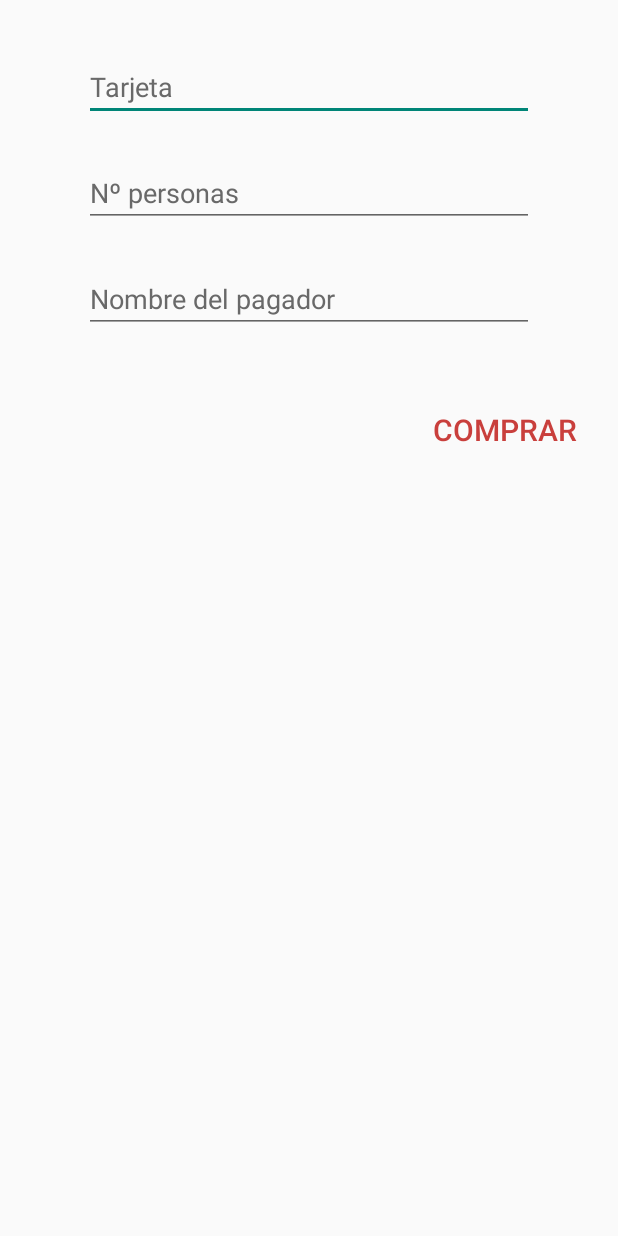
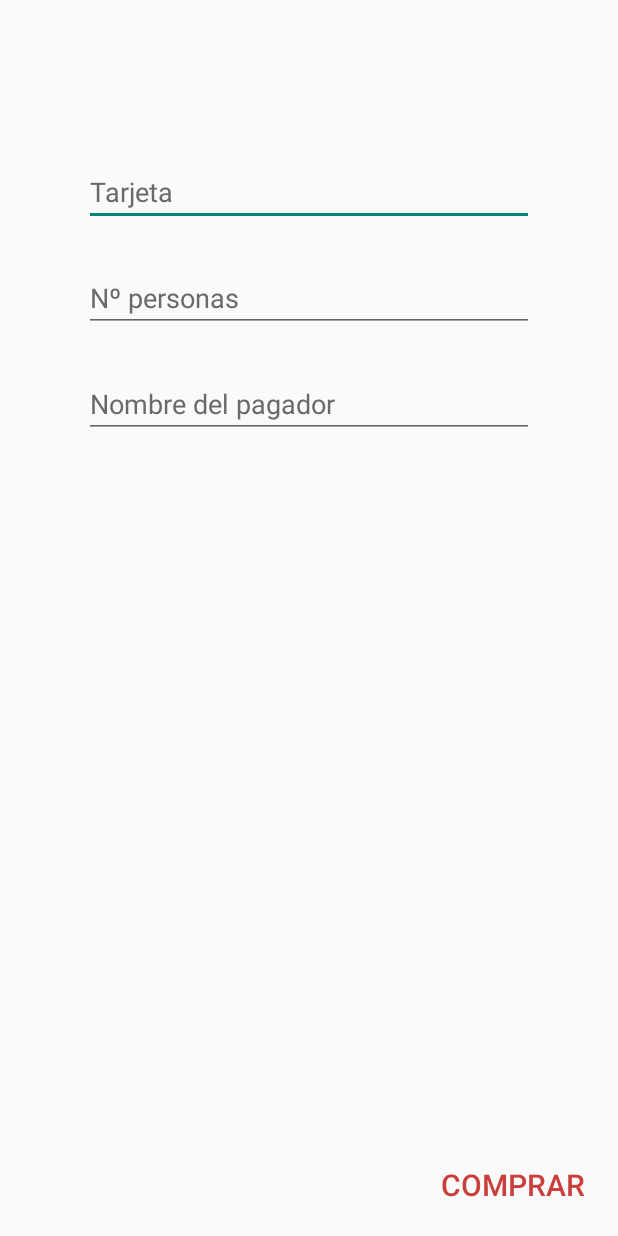
Before and after one commit to OscarClemente/ps-15-e01-journey, an Android app: the DatosCompraActivity screen opened directly, with no data from a screen before it, on a phone screen of 412 x 824 dp. Run offline under Robolectric (Android 15) with nearby library versions, the phone set to English and light mode, and no system bars; 1 statement that could not run was skipped.

Commit message:
Mejoras en interfaz

```diff
--- a/app/src/main/java/bamboo_software/journey/DatosCompraActivity.java
+++ b/app/src/main/java/bamboo_software/journey/DatosCompraActivity.java
@@ -4,6 +4,8 @@ import android.app.Activity;
 import android.content.SharedPreferences;
 import android.database.Cursor;
 import android.os.Bundle;
+import android.text.Spannable;
+import android.text.SpannableString;
 import android.view.View;
 import android.widget.Button;
 import android.widget.EditText;
@@ -40,7 +42,10 @@ public class DatosCompraActivity extends Activity {
         paqueteDbHelper = new AdaptadorPaquetes(this);
         paqueteDbHelper.open();
 
-        setTitle("Finalizar Compra");
+        SpannableString s = new SpannableString("Introduce estos datos");
+        s.setSpan(new bamboo_software.journey.TypefaceSpan(this, "futura.ttf"),
+                0, s.length(), Spannable.SPAN_EXCLUSIVE_EXCLUSIVE);
+        setTitle(s);
 
         mTarjeta = (EditText) findViewById(R.id.tarjeta);
         mPersonas = (EditText) findViewById(R.id.personas);
--- /dev/null
+++ b/app/src/main/java/bamboo_software/journey/TypefaceSpan.java
@@ -0,0 +1,47 @@
+package bamboo_software.journey;
+
+import android.content.Context;
+import android.graphics.Paint;
+import android.graphics.Typeface;
+import android.text.TextPaint;
+import android.text.style.MetricAffectingSpan;
+import android.util.LruCache;
+
+public class TypefaceSpan extends MetricAffectingSpan {
+    /** An <code>LruCache</code> for previously loaded typefaces. */
+    private static LruCache<String, Typeface> sTypefaceCache =
+            new LruCache<String, Typeface>(12);
+
+    private Typeface mTypeface;
+
+    /**
+     * Load the {@link Typeface} and apply to a
+     */
+    public TypefaceSpan(Context context, String typefaceName) {
+        mTypeface = sTypefaceCache.get(typefaceName);
+
+        if (mTypeface == null) {
+            mTypeface = Typeface.createFromAsset(context.getApplicationContext()
+                    .getAssets(),"FuturaExtended.ttf");
+
+            // Cache the loaded Typeface
+            sTypefaceCache.put(typefaceName, mTypeface);
+        }
+    }
+
+    @Override
+    public void updateMeasureState(TextPaint p) {
+        p.setTypeface(mTypeface);
+
+        // Note: This flag is required for proper typeface rendering
+        p.setFlags(p.getFlags() | Paint.SUBPIXEL_TEXT_FLAG);
+    }
+
+    @Override
+    public void updateDrawState(TextPaint tp) {
+        tp.setTypeface(mTypeface);
+
+        // Note: This flag is required for proper typeface rendering
+        tp.setFlags(tp.getFlags() | Paint.SUBPIXEL_TEXT_FLAG);
+    }
+}
--- a/app/src/main/res/layout/datos_compra.xml
+++ b/app/src/main/res/layout/datos_compra.xml
@@ -9,7 +9,8 @@
         android:orientation="vertical"
         android:layout_width="fill_parent"
         android:layout_height="wrap_content"
-        android:gravity="center">
+        android:gravity="center"
+        android:layout_marginTop="70dp">
 
         <EditText
             android:id="@+id/tarjeta"
@@ -45,6 +46,8 @@
             android:layout_marginBottom="15dp"
             android:inputType="text" />
 
+    </LinearLayout>
+
     <FrameLayout
         android:layout_width="fill_parent"
         android:layout_height="fill_parent"
@@ -64,5 +67,3 @@
     </FrameLayout>
 
 </LinearLayout>
-
-</LinearLayout>
--- a/app/src/main/res/menu/menu_main.xml
+++ b/app/src/main/res/menu/menu_main.xml
@@ -1,7 +1,8 @@
 <?xml version="1.0" encoding="utf-8"?>
 <menu xmlns:android="http://schemas.android.com/apk/res/android"
     xmlns:app="http://schemas.android.com/apk/res-auto"
-    xmlns:tools="http://schemas.android.com/tools" tools:context=".MainActivity">
+    xmlns:tools="http://schemas.android.com/tools"
+    tools:context=".MainActivity">
 
     <item android:id="@+id/action_filter"
         android:icon="@drawable/ic_lupa"
```
Also changed, not shown: app/src/main/java/bamboo_software/journey/MainActivity.java (+7 -0 lines). Lines whose indentation alone changed are shown as unchanged.
